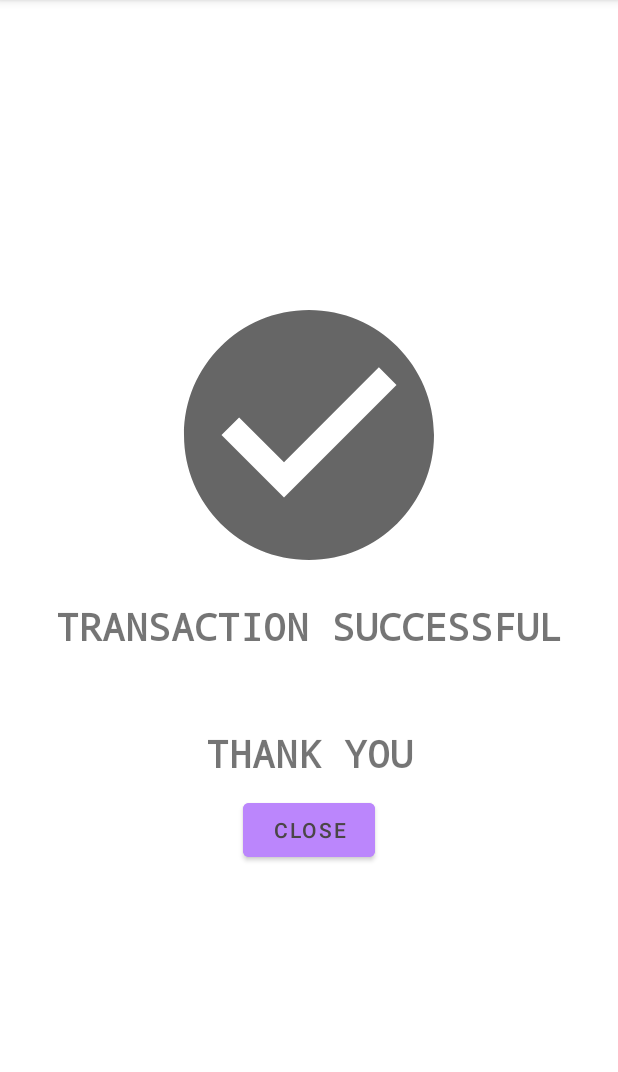
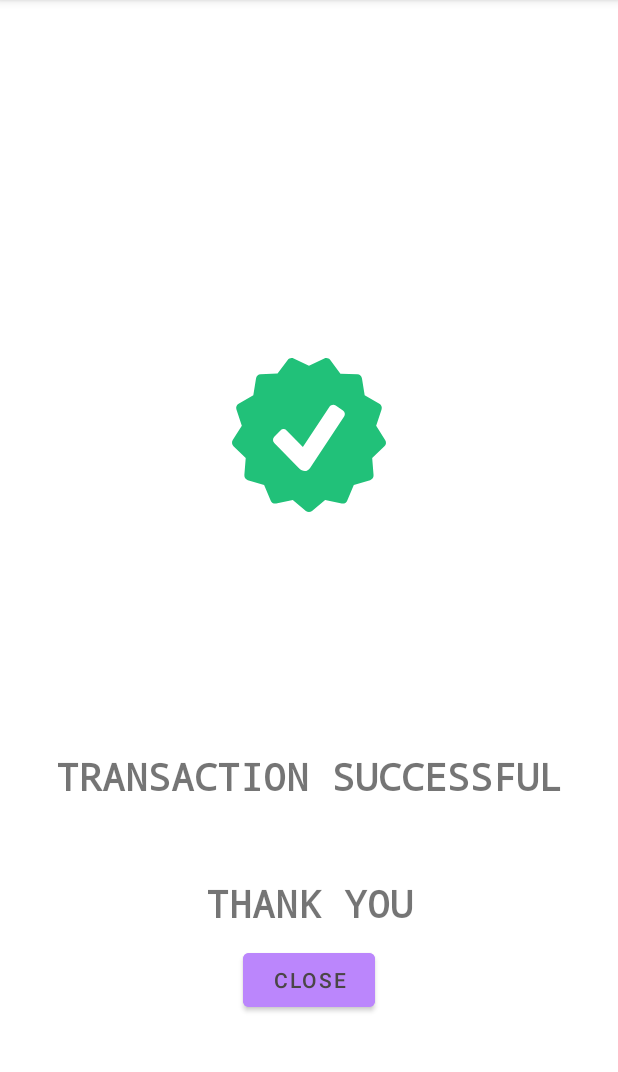
Before and after one commit to Crackmindedsk/BasicBankApp, an Android app: the TransactionSuccessActivity screen opened directly, with no data from a screen before it, on a phone screen of 412 x 824 dp, the part 84-1156 px from its top. Run offline under Robolectric (Android 15) with nearby library versions, the phone set to English and light mode, and no system bars.

Commit message:
Ready to export

```diff
--- a/app/build.gradle
+++ b/app/build.gradle
@@ -44,6 +44,7 @@ dependencies {
     androidTestImplementation 'androidx.test.espresso:espresso-core:3.4.0'
     implementation 'androidx.recyclerview:recyclerview:1.2.1'
     implementation 'androidx.cardview:cardview:1.0.0'
+    implementation 'com.airbnb.android:lottie:3.7.0'
 
 }
 repositories {
--- a/app/src/main/java/sharlene/work/basicbankingapp/BankDbHelper.kt
+++ b/app/src/main/java/sharlene/work/basicbankingapp/BankDbHelper.kt
@@ -22,6 +22,12 @@ class BankDbHelper(context: Context?) : SQLiteOpenHelper(context, databaseName,
         insert("Mayuri", "mayuri89@gmail.com", 6000, "7349006729", "XXXXXXXXXXXX3609", db)
         insert("Digvijay", "kdigvijay@gmail.com", 10000, "7902573940", "XXXXXXXXXXXX2470", db)
         insert("Maithilee","maithu@gmail.com",20000,"7678392038","XXXXXXXXXXXX4790",db)
+        insert("Sakshi","sakshi1234@gmail.com",5000,"9826389020","XXXXXXXXXXXX2849",db)
+        insert("Rahul","126rahul@yahoo.com",7000,"9929782619","XXXXXXXXXXXX1103",db)
+        insert("Samadhan","samaya12@gmail.com",23000,"9657352894","XXXXXXXXXXXX2689",db)
+        insert("Ramakrishna","rama12k@gmail.com",16000,"9423348919","XXXXXXXXXXXX1220",db)
+        insert("Shraddha","shraddha@gmail.com",15000,"7219204429","XXXXXXXXXXXX0001",db)
+        insert("Vrushabh","vrashabh@gmail.com",9000,"9612442940","XXXXXXXXXXXX2823",db)
     }
 
     override fun onUpgrade(db: SQLiteDatabase?, oldV: Int, newV: Int) {
--- a/app/src/main/res/layout/transaction_success_activity.xml
+++ b/app/src/main/res/layout/transaction_success_activity.xml
@@ -7,10 +7,20 @@
     android:layout_height="match_parent"
     android:gravity="center"
     tools:context=".TransactionSuccessActivity">
-    <ImageView
-        android:layout_width="200dp"
-        android:layout_height="200dp"
-        android:src="@drawable/ic_success"/>
+
+    <com.airbnb.lottie.LottieAnimationView
+        android:id="@+id/success"
+        android:layout_width="match_parent"
+        android:layout_height="400dp"
+        app:layout_constraintBottom_toTopOf="parent"
+        app:layout_constraintEnd_toStartOf="parent"
+        app:layout_constraintStart_toStartOf="parent"
+        app:layout_constraintTop_toTopOf="parent"
+        app:lottie_autoPlay="true"
+        app:lottie_loop="true"
+        app:lottie_rawRes="@raw/successinteraction">
+
+    </com.airbnb.lottie.LottieAnimationView>
     <TextView
         android:layout_width="match_parent"
         android:layout_height="wrap_content"
```
Also changed, not shown: app/src/main/java/sharlene/work/basicbankingapp/LoadingActivity.kt (added, +24 -0 lines), app/src/main/java/sharlene/work/basicbankingapp/RecieverActivity.kt (+7 -4 lines), app/src/main/res/layout/success_activity.xml (added, +24 -0 lines), app/src/main/res/raw/loading.json (added, +1 -0 lines), app/src/main/res/raw/successinteraction.json (added, +1 -0 lines).
